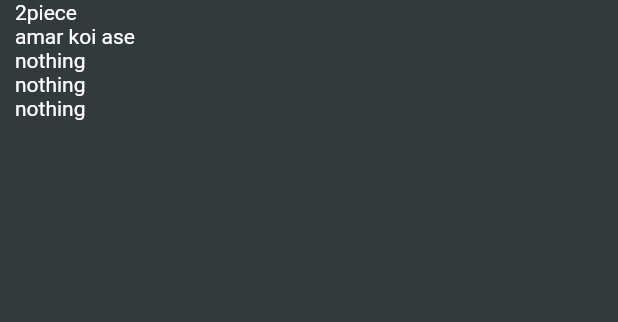
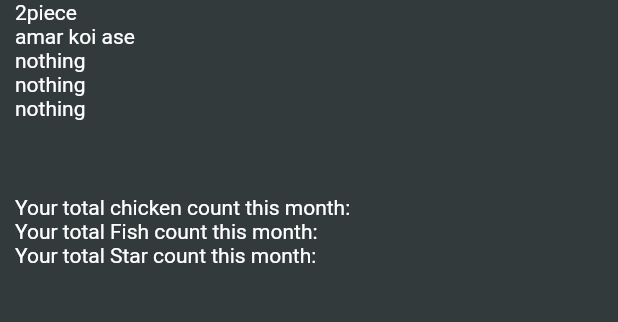
Before and after one commit to nafi-ullah/Mess-Manager, a Flutter app: the screen it shows after launch, on a phone screen of 412 x 824 dp, the part 576-898 px from its top. Run offline on Flutter 3.47's test engine with Material 2 defaults, Android fonts, the light colour scheme and no system bars.

Commit message:
home screen all data

```diff
--- a/lib/screens/dropdwonTest.dart
+++ b/lib/screens/dropdwonTest.dart
@@ -35,6 +35,7 @@ class _MyHomePageState extends State<MyHomePage> {
   Widget build(BuildContext context) {
     return Padding(
       padding: const EdgeInsets.all(10.0),
+      child: SingleChildScrollView(
         child: Column(
           //mainAxisAlignment: MainAxisAlignment.center,
           crossAxisAlignment: CrossAxisAlignment.start,
@@ -142,7 +143,7 @@ class _MyHomePageState extends State<MyHomePage> {
             Text('Messages:'),
             SizedBox(
               //flex:2,
-            height: 300,
+              height: 80,
               child: ListView.builder(
                 //scrollDirection: Axis.horizontal,
                 itemCount: membersInfo.length,
@@ -152,7 +153,12 @@ class _MyHomePageState extends State<MyHomePage> {
                 ),
               ),
             ),
+            SizedBox(height: 50,),
+            Text("Your total chicken count this month: "),
+            Text("Your total Fish count this month: "),
+            Text("Your total Star count this month: "),
           ],
+        ),
       ),
     );
   }
```
Lines whose indentation alone changed are shown as unchanged.
